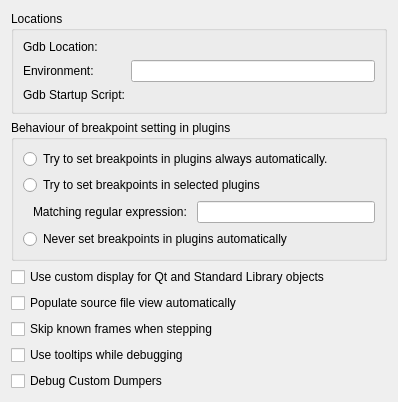
Qt form src/plugins/debugger/gdboptionpage.ui (qt-creator/qt-creator) before a commit.
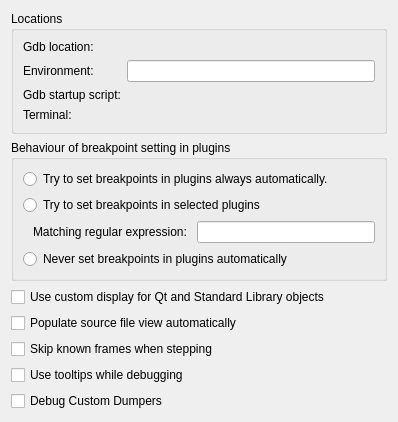
The same form after that commit. Custom widgets are drawn as their Qt base class.

Commit message: debugger: make an option to select terminal application (not used yet)

What changed in the file:
```diff
--- a/src/plugins/debugger/gdboptionpage.ui
+++ b/src/plugins/debugger/gdboptionpage.ui
@@ -35,7 +35,18 @@
          <string>This is either a full abolute path leading to the gdb binary you intend to use or the name of a gdb binary that wiull be searched in your PATH.</string>
         </property>
         <property name="text">
-         <string>Gdb Location:</string>
+         <string>Gdb location:</string>
+        </property>
+       </widget>
+      </item>
+      <item row="3" column="0">
+       <widget class="QLabel" name="terminalLocation">
+        <property name="toolTip">
+         <string>This is either a full abolute path leading to the terminal
+you indent to use or the name of a terminal that will be searched in your PATH.</string>
+        </property>
+        <property name="text">
+         <string>Terminal:</string>
         </property>
        </widget>
       </item>
@@ -55,7 +66,7 @@
          <string>This is either empty or points to a file containing gdb commands that will be executed immediately after gdb starts up.</string>
         </property>
         <property name="text">
-         <string>Gdb Startup Script:</string>
+         <string>Gdb startup script:</string>
         </property>
        </widget>
       </item>
@@ -65,6 +76,9 @@
       <item row="0" column="1">
        <widget class="Core::Utils::PathChooser" name="gdbLocationChooser" native="true"/>
       </item>
+      <item row="3" column="1">
+       <widget class="Core::Utils::PathChooser" name="terminalChooser" native="true"/>
+      </item>
      </layout>
     </widget>
    </item>
```
Left out of the diff: 2 changed lines with no effect on the pictures. The commit also changes 3 other files.
